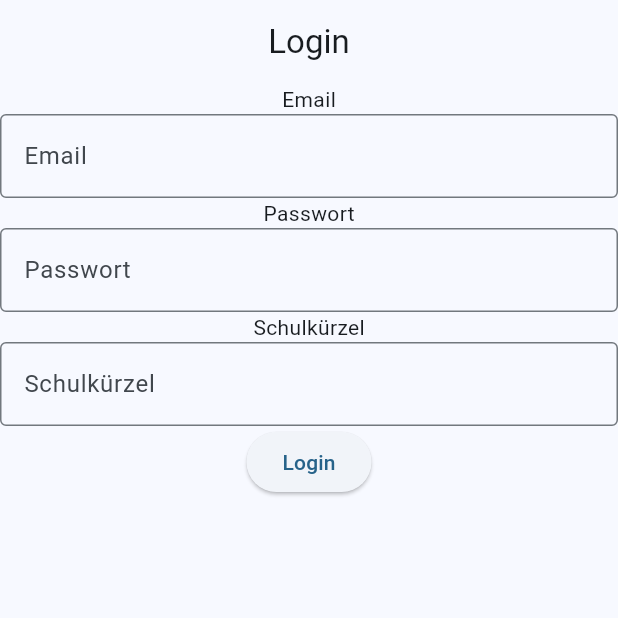
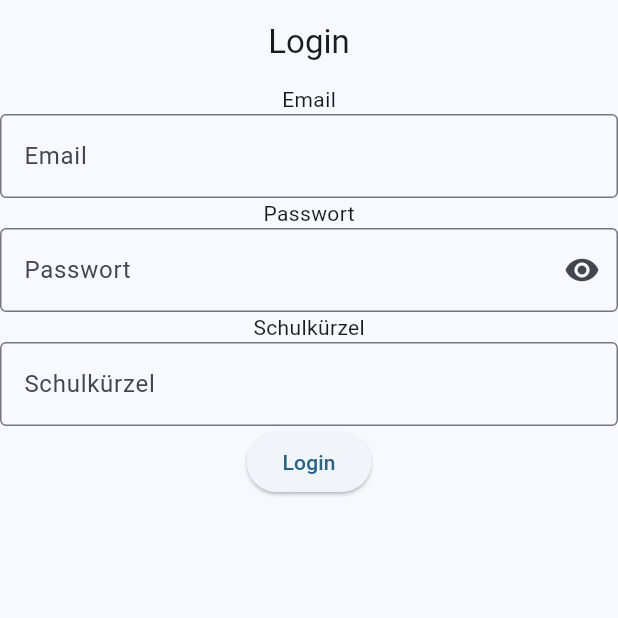
Before and after one commit to ApiInnovators/schueler_portal, a Flutter app: the screen it shows after launch, after a tap on "Login", on a phone screen of 412 x 824 dp, the top half of it. Run offline on Flutter 3.47's test engine with Material 2 defaults, Android fonts, the phone set to English and light mode, and no system bars; our stand-ins replace easy_rich_text, file_picker, flutter_colorpicker, flutter_secure_storage, flutter_typeahead, open_file and 2 more; missing offline and left inert: fading_edge_scrollview, string_to_color; accounts and stored records are empty; network calls fail.

```diff
--- a/lib/pages/user_login.dart
+++ b/lib/pages/user_login.dart
@@ -2,6 +2,7 @@ import 'dart:async';
 import 'dart:developer';
 
 import 'package:flutter/material.dart';
+import 'package:flutter/services.dart';
 import 'package:flutter_secure_storage/flutter_secure_storage.dart';
 import 'package:schueler_portal/api/api_client.dart';
 import 'package:schueler_portal/data_loader.dart';
@@ -83,13 +84,23 @@ void forceLogin() async {
   );
 }
 
-class UserLoginWidget extends StatelessWidget {
-  final emailController = TextEditingController();
-  final passwordController = TextEditingController();
-  final institutionController = TextEditingController();
+class UserLoginWidget extends StatefulWidget {
   final MyAppState? appState;
 
   UserLoginWidget({super.key, this.appState});
+
+  @override
+  State<UserLoginWidget> createState() => _UserLoginWidgetState();
+}
+
+class _UserLoginWidgetState extends State<UserLoginWidget> {
+  final emailController = TextEditingController();
+  final passwordController = TextEditingController();
+  final institutionController = TextEditingController(
+    text: UserLogin.login?.schulkuerzel,
+  );
+  bool showPassword = false;
+  bool isLoading = false;
 
   @override
   Widget build(BuildContext context) {
@@ -116,11 +127,18 @@ class UserLoginWidget extends StatelessWidget {
                 ),
                 const Text("Passwort"),
                 TextField(
-                  decoration: const InputDecoration(
+                  decoration: InputDecoration(
                       border: OutlineInputBorder(),
                       hintText: "Passwort",
-                  ),
-                  obscureText: true,
+                      suffixIcon: IconButton(
+                          onPressed: () =>
+                              setState(() => showPassword = !showPassword),
+                          icon: Icon(
+                            showPassword
+                                ? Icons.visibility_off
+                                : Icons.visibility,
+                          ))),
+                  obscureText: !showPassword,
                   enableSuggestions: false,
                   autocorrect: false,
                   controller: passwordController,
@@ -133,28 +151,34 @@ class UserLoginWidget extends StatelessWidget {
                     hintText: "Schulkürzel",
                   ),
                   controller: institutionController,
+                  autofillHints: const [AutofillHints.organizationName],
                 ),
                 ElevatedButton(
-                  onPressed: () async {
+                  onPressed: isLoading
+                      ? null
+                      : () async {
                           LoginData login = LoginData(
                             email: emailController.text.trim(),
                             password: passwordController.text.trim(),
                             schulkuerzel: institutionController.text.trim(),
                           );
 
+                          setState(() => isLoading = true);
                           final authenticationResp =
                               await ApiClient.authenticate(login, true);
+                          setState(() => isLoading = false);
 
                           if (authenticationResp.statusCode == 200) {
+                            TextInput.finishAutofillContext();
                             UserLogin.update(
                               true,
                               newLogin: login,
                               newAccessToken: authenticationResp.data!,
                             );
-                      if (appState == null) {
+                            if (widget.appState == null) {
                               navigatorKey.currentState?.pop();
                             } else {
-                        appState!.setLogin(true);
+                              widget.appState!.setLogin(true);
                             }
                           } else if (authenticationResp.statusCode == 422) {
                             Tools.quickSnackbar("Eingabe fehlerhaft");
@@ -163,7 +187,13 @@ class UserLoginWidget extends StatelessWidget {
                                 "Failed to login: ${authenticationResp.reasonPhrase}");
                           }
                         },
-                  child: const Text("Login"),
+                  child: isLoading
+                      ? const SizedBox(
+                          height: 20,
+                          width: 20,
+                          child: CircularProgressIndicator(),
+                        )
+                      : const Text("Login"),
                 ),
               ],
             ),
```
Lines whose indentation alone changed are shown as unchanged.
